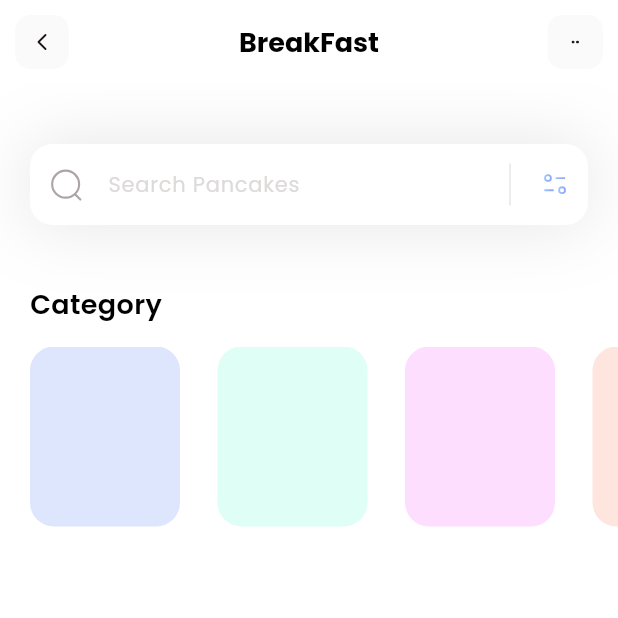
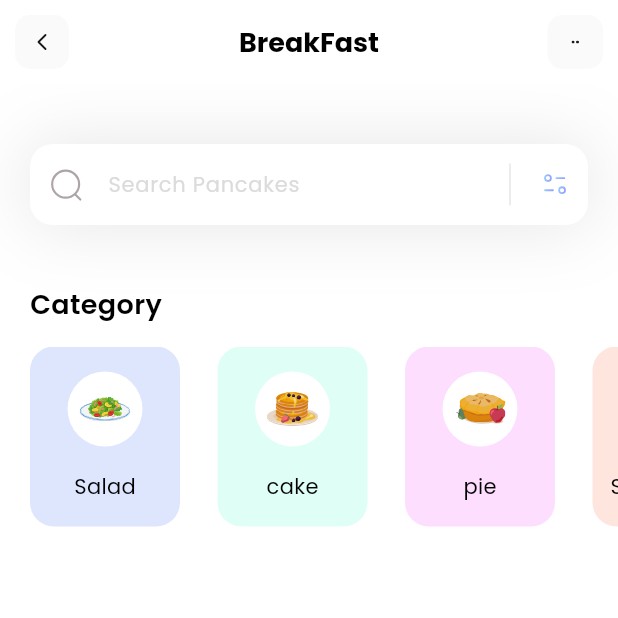
Before and after one commit to SuperiorSam22/flutter_Menu, a Flutter app: the screen it shows after launch, on a phone screen of 412 x 824 dp, the top half of it. Run offline on Flutter 3.47's test engine with Material 3 defaults, Android fonts, the phone set to English and light mode, and no system bars; our stand-ins replace flutter_svg.

```diff
--- a/lib/pages/home.dart
+++ b/lib/pages/home.dart
@@ -34,7 +34,14 @@ class _HomePageState extends State<HomePage> {
         children: [
           _searchField(),
           SizedBox(height: 40,),
-          Column(
+          _categoriesSection(),
+        ],
+      ),
+    );
+  }
+
+  Column _categoriesSection() {
+    return Column(
           crossAxisAlignment: CrossAxisAlignment.start,
           children: [
             Padding(
@@ -67,9 +74,27 @@ class _HomePageState extends State<HomePage> {
                       borderRadius: BorderRadius.circular(16)
                     ),
                     child: Column(
+                      mainAxisAlignment: MainAxisAlignment.spaceEvenly,
                       children: [
                         Container(
-
+                          width: 50,
+                          height: 50,
+                          decoration: BoxDecoration(
+                            color: Colors.white,
+                            shape: BoxShape.circle,
+                          ),
+                          child: Padding(
+                            padding: const EdgeInsets.all(8.0),
+                            child: SvgPicture.asset(categories[index].iconPath),
+                          ),
+                        ),
+                        Text(
+                          categories[index].name,
+                          style: TextStyle(
+                            fontWeight: FontWeight.w400,
+                            fontSize: 14,
+                            color: Colors.black,
+                          ),
                         )
                       ]
                       ),
@@ -78,9 +103,6 @@ class _HomePageState extends State<HomePage> {
               ),
             )
           ],
-          )
-        ],
-      ),
         );
   }
 
```
Lines whose indentation alone changed are shown as unchanged.
